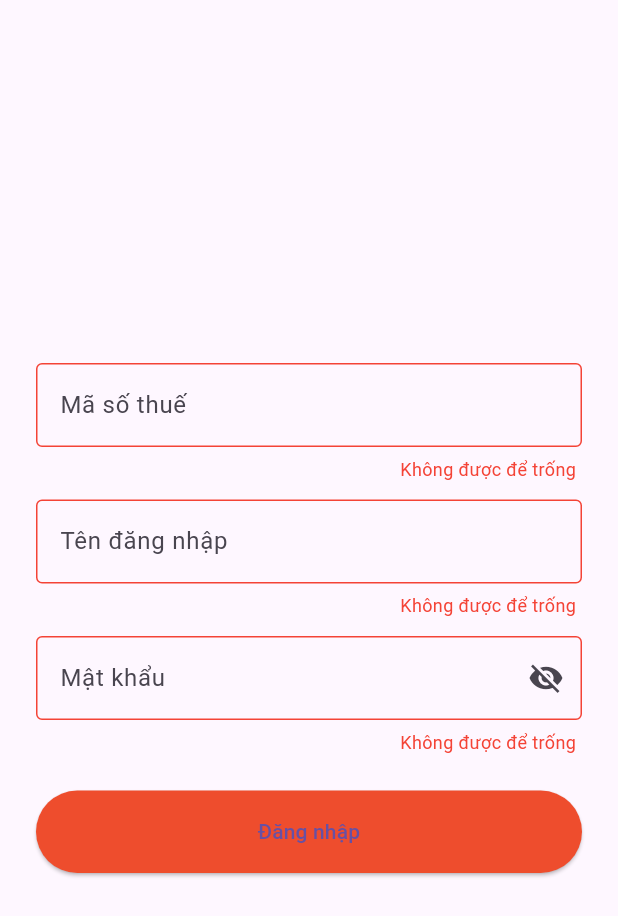
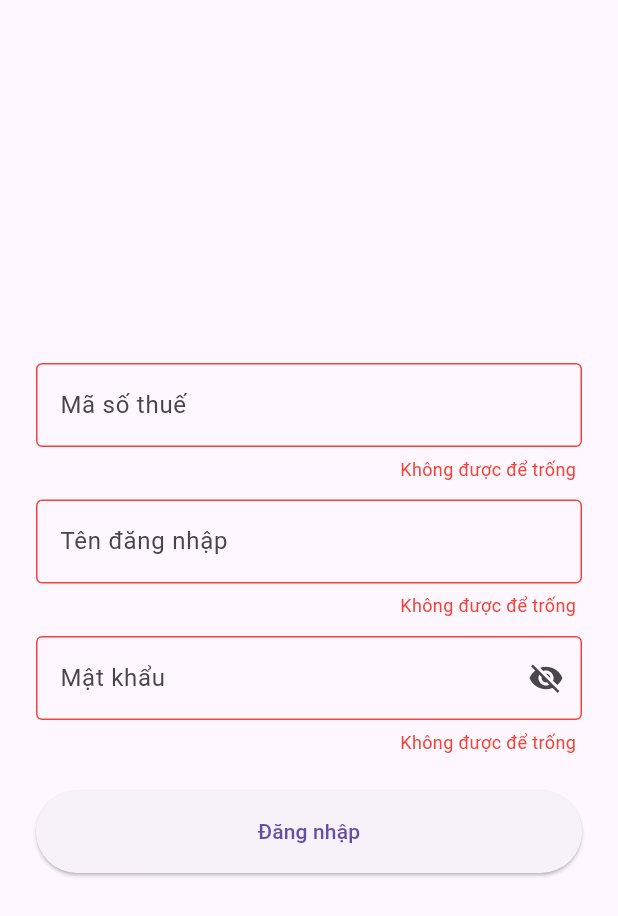
Before and after one commit to vinhvevang/getx_clean_architecture, a Flutter app: the screen it shows after launch, after a tap on "Đăng nhập", on a phone screen of 412 x 824 dp. Shown: the top 916 px of the screen. Run offline on Flutter 3.47's test engine with Material 3 defaults, Android fonts, the phone set to English and light mode, and no system bars; our stand-ins replace get.

Commit message:
update_logic

```diff
--- a/lib/core/widgets/app_color.dart
+++ b/lib/core/widgets/app_color.dart
@@ -7,13 +7,13 @@ import 'package:flutter/material.dart';
 class AppColors {
   AppColors._();
 
-  /// Màu cam thương hiệu (tương tự Shopee).
+  /// Màu cam thương hiệu (tương tự Shopee). 🔥
   static const Color primary = Color(0xFFEE4D2D);
 
-  /// Cam đậm hơn, dùng cho trạng thái pressed/gradient.
+  /// Cam đậm hơn, dùng cho trạng thái pressed/gradient. 🔥
   static const Color primaryDark = Color(0xFFD73211);
 
-  /// Nền xám nhạt cho toàn màn hình (giống nền app Shopee).
+  /// Nền xám nhạt cho toàn màn hình (giống nền app Shopee). 🔥
   static const Color background = Color(0xFFF5F5F5);
 
   /// Viền/khung mảnh cho card, ô ảnh placeholder.
--- a/lib/core/widgets/app_text_field.dart
+++ b/lib/core/widgets/app_text_field.dart
@@ -1,44 +1,74 @@
 import 'package:flutter/material.dart';
+import 'package:flutter/services.dart';
+import 'package:get/get_state_manager/src/simple/get_view.dart';
+import 'package:getx_clean_archi/features/auth/presentation/controllers/login_controller.dart';
 
-class AppTextFormField extends StatelessWidget {
-  final TextEditingController controller;
+class AppTextFormField extends GetView<LoginController> {
+  final TextEditingController controllerr;
   final String label;
   final String? Function(String?) validator;
   final bool obscureText;
   final Widget? suffixIcon;
   final TextInputType? keyboardType;
+  final AutovalidateMode autovalidateMode;
+  final bool isSubmitted;
 
-  /// 🔥 thêm dòng này
-  final AutovalidateMode autovalidateMode;
+  /// 🔥 thêm mới
+  final VoidCallback? onEditingComplete;
+  final List<TextInputFormatter>? inputFormatters;
 
   const AppTextFormField({
     super.key,
-    required this.controller,
+    this.isSubmitted = false,
+    required this.controllerr,
     required this.label,
     required this.validator,
     this.obscureText = false,
     this.suffixIcon,
     this.keyboardType,
-    this.autovalidateMode = AutovalidateMode.disabled, // default
+    this.autovalidateMode = AutovalidateMode.disabled,
+    this.onEditingComplete,
+    this.inputFormatters,
   });
 
   @override
   Widget build(BuildContext context) {
     return FormField<String>(
-      autovalidateMode: autovalidateMode, // 🔥 áp dụng vào đây
-      validator: validator,
-      initialValue: controller.text,
+      validator: (value) {
+        controller.text.value = value ?? '';
+
+        /// ✅ 1. luôn check rỗng
+        if (controller.text.value.isEmpty) {
+          return 'Không được để trống';
+        }
+
+        /// ✅ 2. chỉ check nghiệp vụ khi submit
+        if (isSubmitted) {
+          return validator(controller.text.value);
+        }
+
+        /// ❌ còn lại không hiện gì
+        return null;
+      },
+      initialValue: controllerr.text,
       builder: (state) {
         return Column(
           crossAxisAlignment: CrossAxisAlignment.end,
           children: [
             TextField(
-              controller: controller,
+              controller: controllerr,
               obscureText: obscureText,
               keyboardType: keyboardType,
-              onChanged: (value) {
-                state.didChange(value); // update FormField state
-              },
+              inputFormatters: inputFormatters,
+             onChanged: (value) {
+  state.didChange(value);
+
+  /// 🔥 reset submit để không hiện lỗi nữa
+  if (controller.isSubmitted.value) {
+    controller.isSubmitted.value = false;
+  }
+},
+              onEditingComplete: onEditingComplete,
               decoration: InputDecoration(
                 labelText: label,
                 border: const OutlineInputBorder(),
@@ -52,11 +82,25 @@ class AppTextFormField extends StatelessWidget {
                     color: state.hasError ? Colors.red : Colors.blue,
                   ),
                 ),
-                suffixIcon: suffixIcon,
+
+                /// 🔥 clear button
+                suffixIcon: Row(
+                  mainAxisSize: MainAxisSize.min,
+                  children: [
+                    if (controllerr.text.isNotEmpty)
+                      IconButton(
+                        icon: const Icon(Icons.close),
+                        onPressed: () {
+                          controllerr.clear();
+                          state.didChange('');
+                        },
+                      ),
+                    if (suffixIcon != null) suffixIcon!,
+                  ],
+                ),
               ),
             ),
 
-            /// Error bên phải
             if (state.hasError)
               Padding(
                 padding: const EdgeInsets.only(top: 6, right: 4),
--- a/lib/core/widgets/card_product.dart
+++ b/lib/core/widgets/card_product.dart
@@ -29,7 +29,6 @@ class CardProduct extends StatelessWidget {
   @override
   Widget build(BuildContext context) {
     return Container(
-
       clipBehavior: Clip.antiAlias,
       decoration: BoxDecoration(
         color: Colors.white,
@@ -150,7 +149,7 @@ class CardProduct extends StatelessWidget {
               children: [
                 /// NAME
                 Text(
-                 "Tên : " + name,
+                  "Tên : " + name,
                   maxLines: 2,
                   overflow: TextOverflow.ellipsis,
                   style: const TextStyle(fontSize: 13, height: 1.3),
@@ -160,7 +159,7 @@ class CardProduct extends StatelessWidget {
 
                 /// PRICE
                 Text(
-                  "giá : " +   AppFormatter.currency(price),
+                  "giá : " + AppFormatter.currency(price),
                   style: const TextStyle(
                     color: Color(0xFFEE4D2D), // Shopee orange
                     fontWeight: FontWeight.w700,
--- a/lib/features/auth/presentation/controllers/login_controller.dart
+++ b/lib/features/auth/presentation/controllers/login_controller.dart
@@ -12,9 +12,9 @@ LoginController(this.loginUseCase);
   final tax = TextEditingController();
   final username = TextEditingController();
   final password = TextEditingController();
-
+  final isSubmitted = false.obs;
   final formKey = GlobalKey<FormState>();
-
+final text = ''.obs;
   final isLoading = false.obs;
   final isOScured = true.obs;
 
@@ -22,15 +22,14 @@ void checkVisibility() {
     isOScured.value = !isOScured.value;
   }
 
-Future<void> submit() async {
-/// VALIDATE FORM TRƯỚC
-if (!formKey.currentState!.validate()) return;
+  Future<String> submit() async {
+    isSubmitted.value = true;
 
+    if (!formKey.currentState!.validate()) return '';
 
     final taxNumber = int.tryParse(tax.text);
-if (taxNumber == null) return;
+    if (taxNumber == null) return text.value;
 
-try {
     isLoading.value = true;
 
     await Future.delayed(const Duration(seconds: 1));
@@ -41,18 +40,14 @@ try {
       password.text.trim(),
     );
 
+    isLoading.value = false;
+
     if (isAuth) {
       Get.off(() => const MainPage());
     } else {
-    Get.snackbar("Lỗi", "Thông tin đăng nhập không đúng");
+      Get.snackbar("Lỗi", "Sai thông tin đăng nhập");
     }
-} catch (e) {
-  Get.snackbar("Error", "Có lỗi xảy ra");
-} finally {
-  isLoading.value = false;
-}
-
-
+    return '';
   }
 
   void logout() {
--- a/lib/features/auth/presentation/pages/login_page.dart
+++ b/lib/features/auth/presentation/pages/login_page.dart
@@ -1,4 +1,6 @@
+
 import 'package:flutter/material.dart';
+import 'package:flutter/services.dart';
 import 'package:get/get.dart';
 import 'package:getx_clean_archi/core/widgets/app_text_field.dart';
 import 'package:getx_clean_archi/features/auth/presentation/controllers/login_controller.dart';
@@ -13,36 +15,45 @@ class LoginPage extends GetView<LoginController> {
         padding: const EdgeInsets.all(24),
         child: Form(
           key: controller.formKey,
-          autovalidateMode:
-              AutovalidateMode.disabled, // ❌ tắt auto validate toàn form
           child: Column(
             mainAxisAlignment: MainAxisAlignment.center,
             children: [
               /// TAX
-              AppTextFormField(
-                controller: controller.tax,
+              Obx(
+                () => AppTextFormField(
+                  controllerr: controller.tax,
                   label: "Mã số thuế",
                   keyboardType: TextInputType.number,
-                autovalidateMode:
-                    AutovalidateMode.onUserInteraction, // ✅ chỉ field này
+                  inputFormatters: [FilteringTextInputFormatter.digitsOnly],
+
+                  isSubmitted: controller.isSubmitted.value,
+
+                  onEditingComplete: () => FocusScope.of(context).nextFocus(),
+
                   validator: (value) {
                     if (value == null || value.isEmpty) {
                       return 'Không được để trống';
                     }
-                  if (int.tryParse(value) != 11111) {
+                    if (value != "11111") {
                       return 'Mã số thuế không hợp lệ';
                     }
                     return null;
                   },
                 ),
+              ),
 
               const SizedBox(height: 12),
 
               /// USERNAME
-              AppTextFormField(
-                controller: controller.username,
+              Obx(
+                () => AppTextFormField(
+                  controllerr: controller.username,
                   label: "Tên đăng nhập",
-                autovalidateMode: AutovalidateMode.onUserInteraction,
+
+                  isSubmitted: controller.isSubmitted.value,
+
+                  onEditingComplete: () => FocusScope.of(context).nextFocus(),
+
                   validator: (value) {
                     if (value == null || value.isEmpty) {
                       return 'Không được để trống';
@@ -53,16 +64,21 @@ class LoginPage extends GetView<LoginController> {
                     return null;
                   },
                 ),
+              ),
 
               const SizedBox(height: 12),
 
               /// PASSWORD
               Obx(
                 () => AppTextFormField(
-                  controller: controller.password,
+                  controllerr: controller.password,
                   label: "Mật khẩu",
                   obscureText: controller.isOScured.value,
-                  autovalidateMode: AutovalidateMode.onUserInteraction,
+
+                  isSubmitted: controller.isSubmitted.value,
+
+                  onEditingComplete: controller.submit,
+
                   validator: (value) {
                     if (value == null || value.isEmpty) {
                       return 'Không được để trống';
@@ -72,6 +88,7 @@ class LoginPage extends GetView<LoginController> {
                     }
                     return null;
                   },
+
                   suffixIcon: IconButton(
                     onPressed: controller.checkVisibility,
                     icon: Icon(
@@ -85,7 +102,6 @@ class LoginPage extends GetView<LoginController> {
 
               const SizedBox(height: 24),
 
-              /// BUTTON
               SizedBox(
                 width: double.infinity,
                 height: 55,
@@ -93,19 +109,9 @@ class LoginPage extends GetView<LoginController> {
                   () => ElevatedButton(
                     onPressed:
                         controller.isLoading.value ? null : controller.submit,
-                    style: ElevatedButton.styleFrom(
-                      backgroundColor: const Color(0xFFEE4D2D),
-                    ),
                     child:
                         controller.isLoading.value
-                            ? const SizedBox(
-                              height: 20,
-                              width: 20,
-                              child: CircularProgressIndicator(
-                                strokeWidth: 2,
-                                color: Colors.white,
-                              ),
-                            )
+                            ? const CircularProgressIndicator()
                             : const Text('Đăng nhập'),
                   ),
                 ),
--- a/lib/features/product/presentation/controllers/home_controller.dart
+++ b/lib/features/product/presentation/controllers/home_controller.dart
@@ -1,3 +1,4 @@
+
 import 'package:flutter/widgets.dart';
 import 'package:get/get.dart';
 import 'package:getx_clean_archi/features/product/domain/entities/product.dart';
```
Also changed, not shown: lib/features/product/presentation/pages/home_page.dart (+27 -6 lines), 1 other file. Lines whose indentation alone changed are shown as unchanged.
